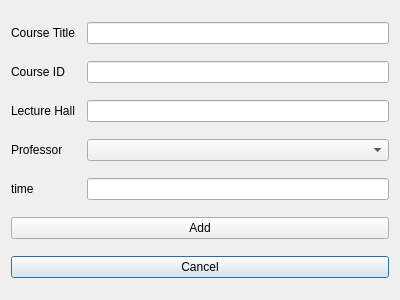
First picture: the form in Project/add_course_menu.ui, repository Youssef-Ashraf71/Learning_Managment_System, before the edit.
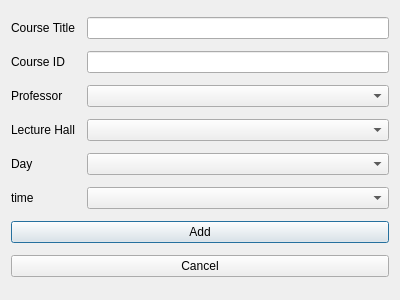
Second picture: the form after the edit.

The edit to the form file:
```diff
--- a/Project/add_course_menu.ui
+++ b/Project/add_course_menu.ui
@@ -14,36 +14,6 @@
    <string>Dialog</string>
   </property>
   <layout class="QGridLayout" name="gridLayout">
-   <item row="10" column="0" colspan="3">
-    <widget class="QPushButton" name="btn_cancel">
-     <property name="text">
-      <string>Cancel</string>
-     </property>
-    </widget>
-   </item>
-   <item row="5" column="0">
-    <widget class="QLabel" name="lbl_hall">
-     <property name="text">
-      <string>Lecture Hall</string>
-     </property>
-    </widget>
-   </item>
-   <item row="1" column="0">
-    <widget class="QLabel" name="lbl_id">
-     <property name="text">
-      <string>Course ID</string>
-     </property>
-    </widget>
-   </item>
-   <item row="5" column="2">
-    <widget class="QLineEdit" name="txt_hall"/>
-   </item>
-   <item row="7" column="2">
-    <widget class="QLineEdit" name="txt_time"/>
-   </item>
-   <item row="0" column="2">
-    <widget class="QLineEdit" name="txt_title"/>
-   </item>
    <item row="0" column="0">
     <widget class="QLabel" name="lbl_title">
      <property name="text">
@@ -51,23 +21,54 @@
      </property>
     </widget>
    </item>
+   <item row="0" column="2">
+    <widget class="QLineEdit" name="txt_title"/>
+   </item>
    <item row="1" column="2">
     <widget class="QLineEdit" name="txt_id"/>
    </item>
    <item row="7" column="0">
-    <widget class="QLabel" name="lbl_time">
+    <widget class="QLabel" name="lbl_hall">
      <property name="text">
-      <string>time</string>
+      <string>Lecture Hall</string>
      </property>
     </widget>
    </item>
-   <item row="9" column="0" colspan="3">
+   <item row="11" column="0" colspan="3">
     <widget class="QPushButton" name="btn_add">
      <property name="text">
       <string>Add</string>
      </property>
     </widget>
    </item>
+   <item row="6" column="2">
+    <widget class="QComboBox" name="combo_prof">
+     <property name="placeholderText">
+      <string>Choose Supervisor professor</string>
+     </property>
+    </widget>
+   </item>
+   <item row="12" column="0" colspan="3">
+    <widget class="QPushButton" name="btn_cancel">
+     <property name="text">
+      <string>Cancel</string>
+     </property>
+    </widget>
+   </item>
+   <item row="9" column="0">
+    <widget class="QLabel" name="lbl_time">
+     <property name="text">
+      <string>time</string>
+     </property>
+    </widget>
+   </item>
+   <item row="1" column="0">
+    <widget class="QLabel" name="lbl_id">
+     <property name="text">
+      <string>Course ID</string>
+     </property>
+    </widget>
+   </item>
    <item row="6" column="0">
     <widget class="QLabel" name="lbl_prof">
      <property name="text">
@@ -75,8 +76,33 @@
      </property>
     </widget>
    </item>
-   <item row="6" column="2">
-    <widget class="QComboBox" name="combo_prof"/>
+   <item row="8" column="0">
+    <widget class="QLabel" name="lbl_day">
+     <property name="text">
+      <string>Day</string>
+     </property>
+    </widget>
+   </item>
+   <item row="7" column="2">
+    <widget class="QComboBox" name="combo_hall">
+     <property name="placeholderText">
+      <string>Choose Lecture Hall</string>
+     </property>
+    </widget>
+   </item>
+   <item row="8" column="2">
+    <widget class="QComboBox" name="combo_day">
+     <property name="placeholderText">
+      <string>Choose Day</string>
+     </property>
+    </widget>
+   </item>
+   <item row="9" column="2">
+    <widget class="QComboBox" name="combo_time">
+     <property name="placeholderText">
+      <string>Choose Time Slot</string>
+     </property>
+    </widget>
    </item>
   </layout>
  </widget>
```
Left out of the diff: 2 changed lines with no effect on the pictures.
